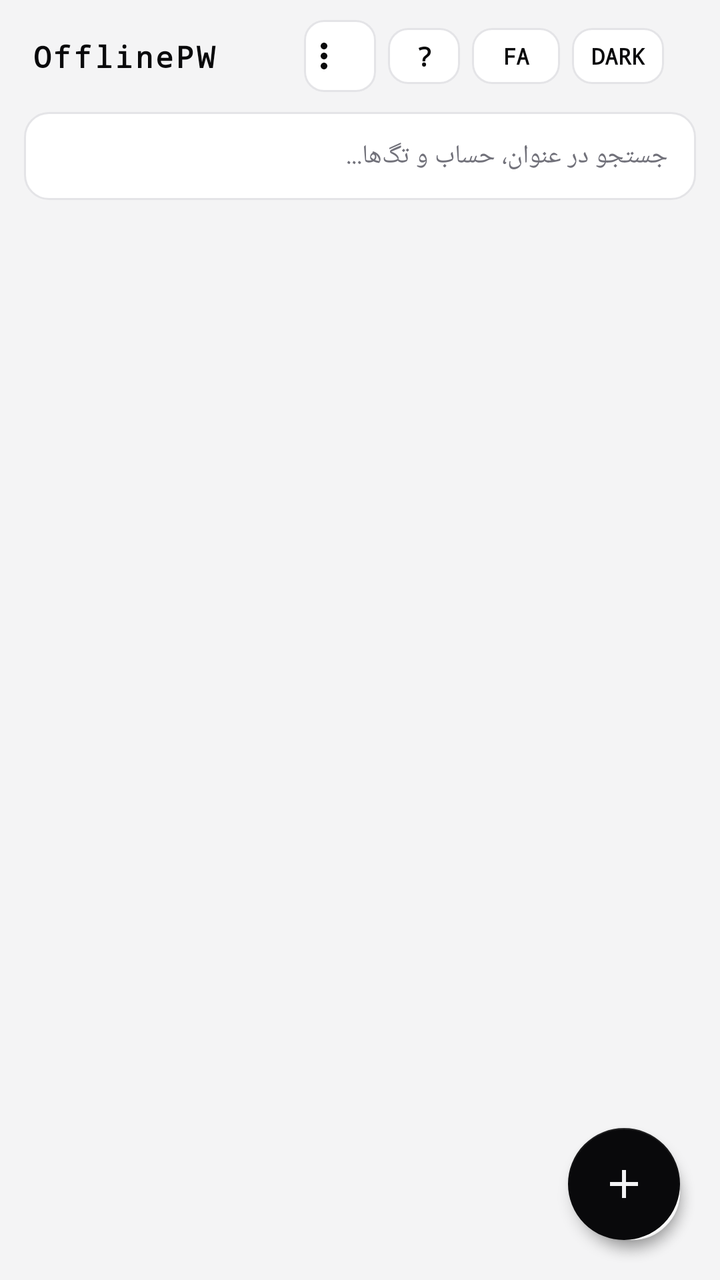
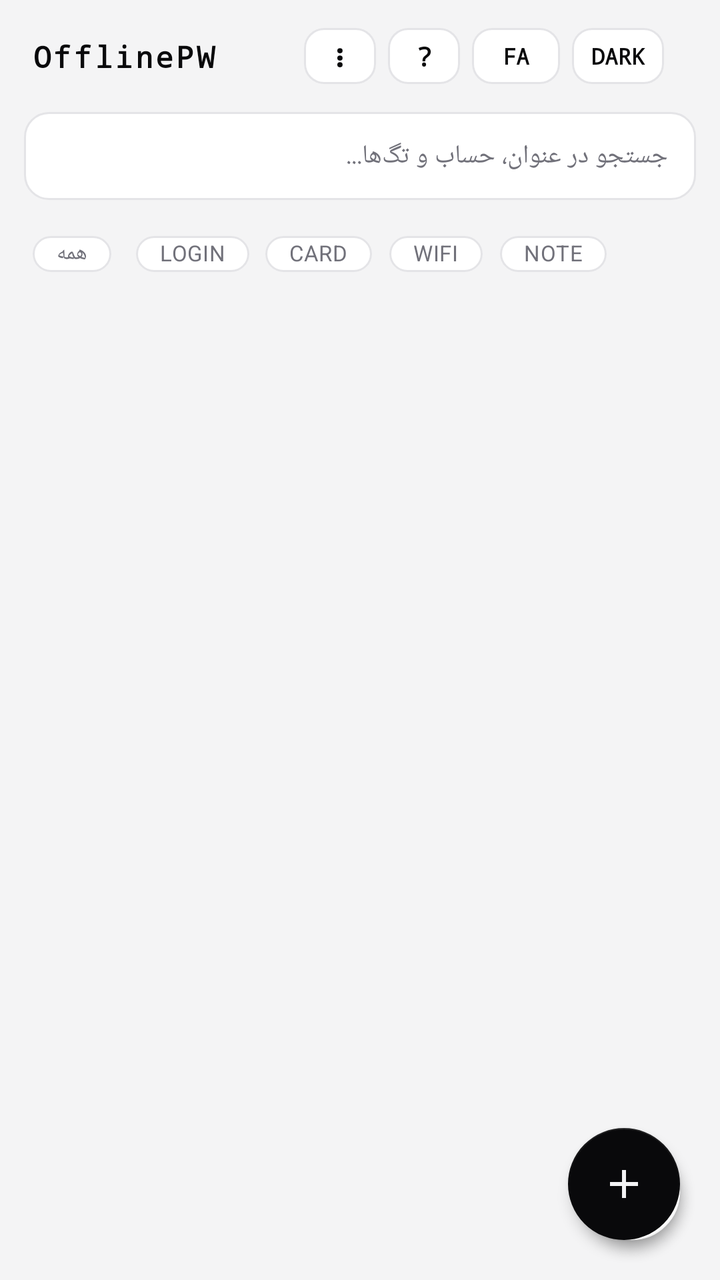

Screens rendered from an Android XML layout before and after an edit, with the pre-edit source and the edit as a unified diff.
<!-- AndroidManifest.xml: application theme Theme.Material3.Dark.NoActionBar -->
<!-- res/layout/activity_main.xml -->
<?xml version="1.0" encoding="utf-8"?>
<androidx.coordinatorlayout.widget.CoordinatorLayout
    xmlns:android="http://schemas.android.com/apk/res/android"
    xmlns:app="http://schemas.android.com/apk/res-auto"
    android:id="@+id/mainRootLayout"
    android:layout_width="match_parent"
    android:layout_height="match_parent"
    android:background="@color/nordic_bg">

    <com.google.android.material.appbar.AppBarLayout
        android:id="@+id/appBarLayout"
        android:layout_width="match_parent"
        android:layout_height="wrap_content"
        android:background="@color/nordic_bg"
        app:elevation="0dp">

        <androidx.appcompat.widget.Toolbar
            android:id="@+id/toolbar"
            android:layout_width="match_parent"
            android:layout_height="56dp"
            android:paddingHorizontal="14dp">

            <androidx.constraintlayout.widget.ConstraintLayout
                android:layout_width="match_parent"
                android:layout_height="match_parent">

                
                <TextView
                    android:id="@+id/tvAppTitle"
                    android:layout_width="wrap_content"
                    android:layout_height="wrap_content"
                    android:text="OfflinePW"
                    android:textColor="@color/nordic_text_primary"
                    android:textStyle="bold"
                    android:letterSpacing="0.08"
                    android:fontFamily="monospace"
                    android:textSize="15sp"
                    app:layout_constraintStart_toStartOf="parent"
                    app:layout_constraintTop_toTopOf="parent"
                    app:layout_constraintBottom_toBottomOf="parent" />

                
                <LinearLayout
                    android:layout_width="wrap_content"
                    android:layout_height="wrap_content"
                    android:orientation="horizontal"
                    android:gravity="center_vertical"
                    app:layout_constraintEnd_toEndOf="parent"
                    app:layout_constraintTop_toTopOf="parent"
                    app:layout_constraintBottom_toBottomOf="parent">

                    
                    <com.google.android.material.button.MaterialButton
                        android:id="@+id/btnMore"
                        style="@style/Widget.Material3.Button.TonalButton"
                        android:layout_width="36dp"
                        android:layout_height="36dp"
                        android:insetTop="0dp"
                        android:insetBottom="0dp"
                        android:padding="0dp"
                        app:icon="@drawable/ic_more_vert"
                        app:iconSize="20dp"
                        app:iconPadding="0dp"
                        app:iconTint="@color/nordic_text_primary"
                        app:backgroundTint="@color/nordic_tonal_btn_bg"
                        app:strokeColor="@color/nordic_border"
                        app:strokeWidth="1dp"
                        app:cornerRadius="10dp"
                        android:layout_marginEnd="6dp"
                        android:contentDescription="More" />

                    
                    <com.google.android.material.button.MaterialButton
                        android:id="@+id/btnAbout"
                        style="@style/Widget.Material3.Button.TonalButton"
                        android:layout_width="36dp"
                        android:layout_height="36dp"
                        android:padding="0dp"
                        android:text="?"
                        android:textSize="13sp"
                        android:textStyle="bold"
                        android:fontFamily="monospace"
                        android:textColor="@color/nordic_text_primary"
                        app:backgroundTint="@color/nordic_tonal_btn_bg"
                        app:strokeColor="@color/nordic_border"
                        app:strokeWidth="1dp"
                        app:cornerRadius="10dp"
                        android:layout_marginEnd="6dp" />

                    
                    <com.google.android.material.button.MaterialButton
                        android:id="@+id/btnLanguage"
                        style="@style/Widget.Material3.Button.TonalButton"
                        android:layout_width="wrap_content"
                        android:layout_height="36dp"
                        android:minWidth="44dp"
                        android:paddingHorizontal="10dp"
                        android:paddingVertical="0dp"
                        android:text="FA"
                        android:textSize="11sp"
                        android:textStyle="bold"
                        android:fontFamily="monospace"
                        android:textColor="@color/nordic_text_primary"
                        app:backgroundTint="@color/nordic_tonal_btn_bg"
                        app:strokeColor="@color/nordic_border"
                        app:strokeWidth="1dp"
                        app:cornerRadius="10dp"
                        android:layout_marginEnd="6dp" />

                    
                    <com.google.android.material.button.MaterialButton
                        android:id="@+id/btnThemeToggle"
                        style="@style/Widget.Material3.Button.TonalButton"
                        android:layout_width="wrap_content"
                        android:layout_height="36dp"
                        android:minWidth="46dp"
                        android:paddingHorizontal="8dp"
                        android:paddingVertical="0dp"
                        android:text="DARK"
                        android:textSize="11sp"
                        android:textStyle="bold"
                        android:fontFamily="monospace"
                        android:textColor="@color/nordic_text_primary"
                        app:backgroundTint="@color/nordic_tonal_btn_bg"
                        app:strokeColor="@color/nordic_border"
                        app:strokeWidth="1dp"
                        app:cornerRadius="10dp" />
                </LinearLayout>

            </androidx.constraintlayout.widget.ConstraintLayout>
        </androidx.appcompat.widget.Toolbar>

        <EditText
            android:id="@+id/etSearch"
            android:layout_width="match_parent"
            android:layout_height="44dp"
            android:layout_marginHorizontal="12dp"
            android:layout_marginBottom="10dp"
            android:hint="جستجو در عنوان، حساب و تگ‌ها..."
            android:textColorHint="@color/nordic_text_secondary"
            android:textColor="@color/nordic_text_primary"
            android:textSize="13sp"
            android:paddingHorizontal="14dp"
            android:background="@drawable/bg_search_input" />
    </com.google.android.material.appbar.AppBarLayout>

    <androidx.recyclerview.widget.RecyclerView
        android:id="@+id/rvVault"
        android:layout_width="match_parent"
        android:layout_height="match_parent"
        android:clipToPadding="false"
        android:paddingTop="4dp"
        android:paddingBottom="90dp"
        app:layout_behavior="@string/appbar_scrolling_view_behavior" />

    
    <com.google.android.material.floatingactionbutton.FloatingActionButton
        android:id="@+id/fabBackup"
        android:layout_width="wrap_content"
        android:layout_height="wrap_content"
        android:layout_gravity="bottom|end"
        android:layout_margin="20dp"
        android:layout_marginBottom="88dp"
        app:fabCustomSize="48dp"
        app:maxImageSize="22dp"
        android:src="@drawable/ic_backup"
        app:backgroundTint="@color/nordic_tonal_btn_bg"
        app:tint="@color/nordic_text_primary"
        app:elevation="4dp" />

    <com.google.android.material.floatingactionbutton.FloatingActionButton
        android:id="@+id/fabAdd"
        android:layout_width="wrap_content"
        android:layout_height="wrap_content"
        android:layout_gravity="bottom|end"
        android:layout_margin="20dp"
        android:src="@drawable/ic_add"
        app:backgroundTint="@color/nordic_text_primary"
        app:tint="@color/nordic_bg"
        app:elevation="4dp" />

</androidx.coordinatorlayout.widget.CoordinatorLayout>
<!-- resources referenced by this layout -->
<resources>
  <color name="nordic_bg">#F4F4F5</color>
  <color name="nordic_border">#E4E4E7</color>
  <color name="nordic_text_primary">#09090B</color>
  <color name="nordic_text_secondary">#71717A</color>
  <color name="nordic_tonal_btn_bg">#FFFFFF</color>
  <!-- drawable bg_search_input (drawable) -->
  <?xml version="1.0" encoding="utf-8"?>
  <shape xmlns:android="http://schemas.android.com/apk/res/android">
      <solid android:color="@color/nordic_surface" />
      <stroke android:width="1dp" android:color="@color/nordic_border" />
      <corners android:radius="12dp" />
  </shape>
  <!-- drawable ic_add (drawable) -->
  <vector xmlns:android="http://schemas.android.com/apk/res/android"
      android:width="24dp"
      android:height="24dp"
      android:viewportWidth="24"
      android:viewportHeight="24">
    <path
        android:fillColor="#09090B"
        android:pathData="M19,13h-6v6h-2v-6H5v-2h6V5h2v6h6v2z"/>
  </vector>
  <!-- drawable ic_backup (drawable) -->
  <vector xmlns:android="http://schemas.android.com/apk/res/android"
      android:width="24dp"
      android:height="24dp"
      android:viewportWidth="24"
      android:viewportHeight="24">
    <path
        android:fillColor="#FFFFFFFF"
        android:pathData="M19.35,10.04C18.67,6.59 15.64,4 12,4 9.11,4 6.6,5.64 5.35,8.04 2.34,8.36 0,10.91 0,14c0,3.31 2.69,6 6,6h13c2.76,0 5,-2.24 5,-5 0,-2.64 -2.05,-4.78 -4.65,-4.96zM14,17v-4h-4v-4H7l5,-5 5,5h-3z"/>
  </vector>
  <!-- drawable ic_more_vert (drawable) -->
  <vector xmlns:android="http://schemas.android.com/apk/res/android"
      android:width="24dp"
      android:height="24dp"
      android:viewportWidth="24"
      android:viewportHeight="24">
    <path
        android:fillColor="#FFFFFFFF"
        android:pathData="M12,8c1.1,0 2,-0.9 2,-2s-0.9,-2 -2,-2 -2,0.9 -2,2 0.9,2 2,2zM12,10c-1.1,0 -2,0.9 -2,2s0.9,2 2,2 2,-0.9 2,-2 -0.9,-2 -2,-2zM12,16c-1.1,0 -2,0.9 -2,2s0.9,2 2,2 2,-0.9 2,-2 -0.9,-2 -2,-2z"/>
  </vector>
  <style name="Theme.Material3.Dark.NoActionBar" parent="Theme.MaterialComponents.DayNight.NoActionBar">
          <item name="android:statusBarColor">@color/nordic_bg</item>
          <item name="android:windowBackground">@color/nordic_bg</item>
      </style>
  <color name="nordic_surface">#FFFFFF</color>
</resources>

<!-- the commit's change to res/layout/activity_main.xml (unified diff, before → after) -->
@@ -55,13 +55,12 @@
                         style="@style/Widget.Material3.Button.TonalButton"
                         android:layout_width="36dp"
                         android:layout_height="36dp"
-                        android:insetTop="0dp"
-                        android:insetBottom="0dp"
                         android:padding="0dp"
-                        app:icon="@drawable/ic_more_vert"
-                        app:iconSize="20dp"
-                        app:iconPadding="0dp"
-                        app:iconTint="@color/nordic_text_primary"
+                        android:text="⋮"
+                        android:textSize="15sp"
+                        android:textStyle="bold"
+                        android:fontFamily="monospace"
+                        android:textColor="@color/nordic_text_primary"
                         app:backgroundTint="@color/nordic_tonal_btn_bg"
                         app:strokeColor="@color/nordic_border"
                         app:strokeWidth="1dp"
@@ -142,6 +141,115 @@
             android:textSize="13sp"
             android:paddingHorizontal="14dp"
             android:background="@drawable/bg_search_input" />
+
+        
+        <HorizontalScrollView
+            android:layout_width="match_parent"
+            android:layout_height="wrap_content"
+            android:scrollbars="none"
+            android:clipToPadding="false"
+            android:paddingStart="12dp"
+            android:paddingEnd="12dp"
+            android:paddingBottom="10dp">
+
+            <com.google.android.material.chip.ChipGroup
+                android:id="@+id/chipGroupCategory"
+                android:layout_width="wrap_content"
+                android:layout_height="wrap_content"
+                app:singleLine="true"
+                app:singleSelection="true">
+
+                <com.google.android.material.chip.Chip
+                    android:id="@+id/chipAll"
+                    style="@style/Widget.MaterialComponents.Chip.Choice"
+                    android:layout_width="wrap_content"
+                    android:layout_height="34dp"
+                    android:minHeight="34dp"
+                    android:insetTop="0dp"
+                    android:insetBottom="0dp"
+                    android:text="همه"
+                    android:textSize="11sp"
+                    android:textStyle="bold"
+                    android:fontFamily="monospace"
+                    android:textColor="@color/chip_text"
+                    app:chipBackgroundColor="@color/chip_bg"
+                    app:chipStrokeColor="@color/nordic_border"
+                    app:chipStrokeWidth="1dp"
+                    app:checkedIconVisible="false" />
+
+                <com.google.android.material.chip.Chip
+                    android:id="@+id/chipLogin"
+                    style="@style/Widget.MaterialComponents.Chip.Choice"
+                    android:layout_width="wrap_content"
+                    android:layout_height="34dp"
+                    android:minHeight="34dp"
+                    android:insetTop="0dp"
+                    android:insetBottom="0dp"
+                    android:text="LOGIN"
+                    android:textSize="11sp"
+                    android:textStyle="bold"
+                    android:fontFamily="monospace"
+                    android:textColor="@color/chip_text"
+                    app:chipBackgroundColor="@color/chip_bg"
+                    app:chipStrokeColor="@color/nordic_border"
+                    app:chipStrokeWidth="1dp"
+                    app:checkedIconVisible="false" />
+
+                <com.google.android.material.chip.Chip
+                    android:id="@+id/chipCard"
+                    style="@style/Widget.MaterialComponents.Chip.Choice"
+                    android:layout_width="wrap_content"
+                    android:layout_height="34dp"
+                    android:minHeight="34dp"
+                    android:insetTop="0dp"
+                    android:insetBottom="0dp"
+                    android:text="CARD"
+                    android:textSize="11sp"
+                    android:textStyle="bold"
+                    android:fontFamily="monospace"
+                    android:textColor="@color/chip_text"
+                    app:chipBackgroundColor="@color/chip_bg"
+                    app:chipStrokeColor="@color/nordic_border"
+                    app:chipStrokeWidth="1dp"
+                    app:checkedIconVisible="false" />
+
+                <com.google.android.material.chip.Chip
+                    android:id="@+id/chipWifi"
+                    style="@style/Widget.MaterialComponents.Chip.Choice"
+                    android:layout_width="wrap_content"
+                    android:layout_height="34dp"
+                    android:minHeight="34dp"
+                    android:insetTop="0dp"
+                    android:insetBottom="0dp"
+                    android:text="WIFI"
+                    android:textSize="11sp"
+                    android:textStyle="bold"
+                    android:fontFamily="monospace"
+                    android:textColor="@color/chip_text"
+                    app:chipBackgroundColor="@color/chip_bg"
+                    app:chipStrokeColor="@color/nordic_border"
+                    app:chipStrokeWidth="1dp"
+                    app:checkedIconVisible="false" />
+
+                <com.google.android.material.chip.Chip
+                    android:id="@+id/chipNote"
+                    style="@style/Widget.MaterialComponents.Chip.Choice"
+                    android:layout_width="wrap_content"
+                    android:layout_height="34dp"
+                    android:minHeight="34dp"
+                    android:insetTop="0dp"
+                    android:insetBottom="0dp"
+                    android:text="NOTE"
+                    android:textSize="11sp"
+                    android:textStyle="bold"
+                    android:fontFamily="monospace"
+                    android:textColor="@color/chip_text"
+                    app:chipBackgroundColor="@color/chip_bg"
+                    app:chipStrokeColor="@color/nordic_border"
+                    app:chipStrokeWidth="1dp"
+                    app:checkedIconVisible="false" />
+            </com.google.android.material.chip.ChipGroup>
+        </HorizontalScrollView>
     </com.google.android.material.appbar.AppBarLayout>
 
     <androidx.recyclerview.widget.RecyclerView
<!-- resource entries referenced after the edit -->
@@ -32,16 +32,6 @@
         android:fillColor="#FFFFFFFF"
         android:pathData="M19.35,10.04C18.67,6.59 15.64,4 12,4 9.11,4 6.6,5.64 5.35,8.04 2.34,8.36 0,10.91 0,14c0,3.31 2.69,6 6,6h13c2.76,0 5,-2.24 5,-5 0,-2.64 -2.05,-4.78 -4.65,-4.96zM14,17v-4h-4v-4H7l5,-5 5,5h-3z"/>
   </vector>
-  <!-- drawable ic_more_vert (drawable) -->
-  <vector xmlns:android="http://schemas.android.com/apk/res/android"
-      android:width="24dp"
-      android:height="24dp"
-      android:viewportWidth="24"
-      android:viewportHeight="24">
-    <path
-        android:fillColor="#FFFFFFFF"
-        android:pathData="M12,8c1.1,0 2,-0.9 2,-2s-0.9,-2 -2,-2 -2,0.9 -2,2 0.9,2 2,2zM12,10c-1.1,0 -2,0.9 -2,2s0.9,2 2,2 2,-0.9 2,-2 -0.9,-2 -2,-2zM12,16c-1.1,0 -2,0.9 -2,2s0.9,2 2,2 2,-0.9 2,-2 -0.9,-2 -2,-2z"/>
-  </vector>
   <style name="Theme.Material3.Dark.NoActionBar" parent="Theme.MaterialComponents.DayNight.NoActionBar">
           <item name="android:statusBarColor">@color/nordic_bg</item>
           <item name="android:windowBackground">@color/nordic_bg</item>
